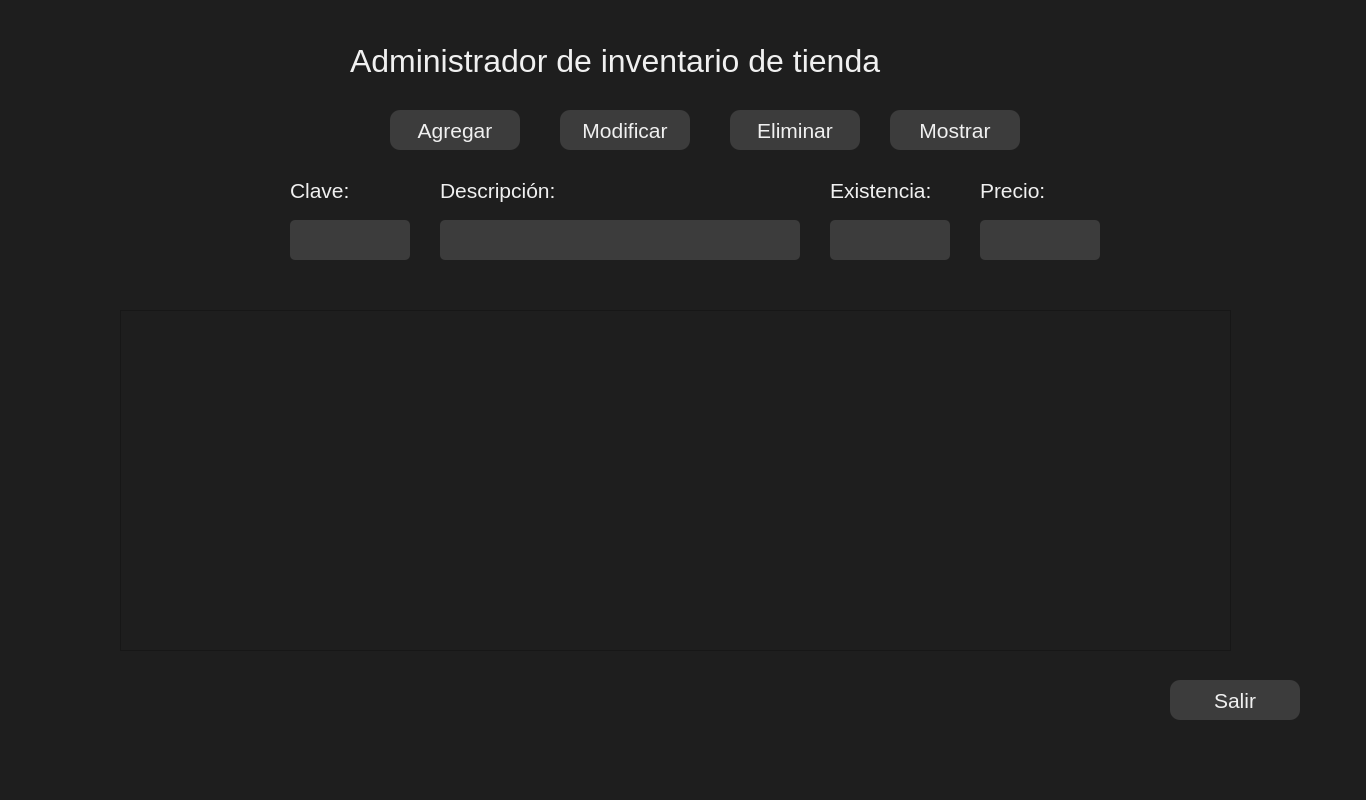
SantRR/devapp_proyecto, file UI/main.ui: the form before one commit.
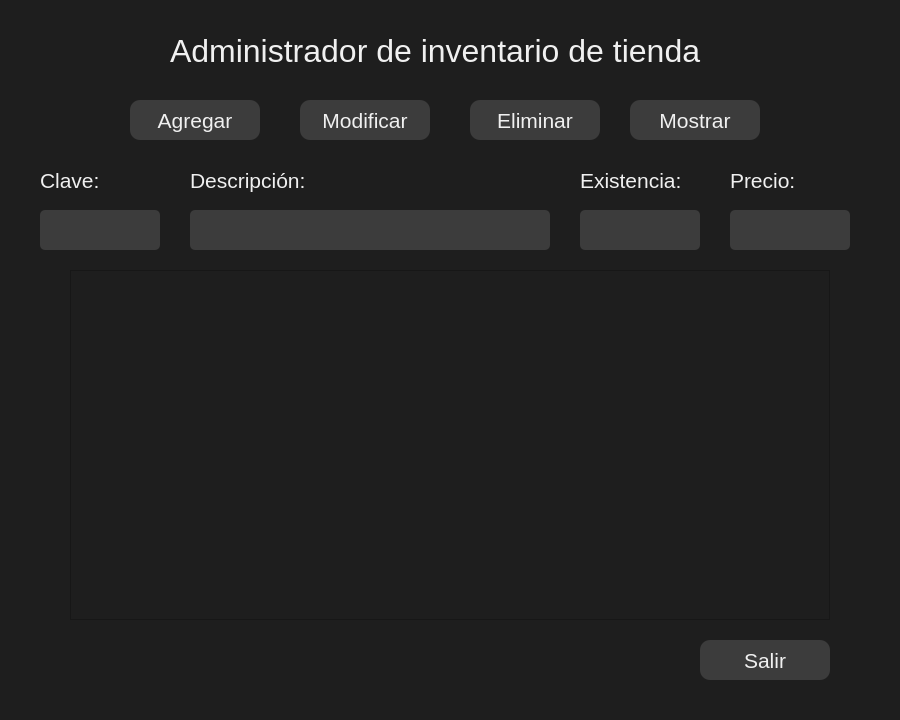
The form after the commit.

The edit to the form file:
```diff
--- a/UI/main.ui
+++ b/UI/main.ui
@@ -6,8 +6,8 @@
    <rect>
     <x>0</x>
     <y>0</y>
-    <width>1366</width>
-    <height>800</height>
+    <width>900</width>
+    <height>720</height>
    </rect>
   </property>
   <property name="windowTitle">
@@ -20,9 +20,9 @@
    <widget class="QLabel" name="lbl_titulo">
     <property name="geometry">
      <rect>
-      <x>350</x>
-      <y>30</y>
-      <width>681</width>
+      <x>170</x>
+      <y>20</y>
+      <width>551</width>
       <height>61</height>
      </rect>
     </property>
@@ -45,8 +45,8 @@
    <widget class="QPushButton" name="btn_agregar">
     <property name="geometry">
      <rect>
-      <x>390</x>
-      <y>110</y>
+      <x>130</x>
+      <y>100</y>
       <width>130</width>
       <height>40</height>
      </rect>
@@ -75,8 +75,8 @@
    <widget class="QLabel" name="lbl_clave">
     <property name="geometry">
      <rect>
-      <x>290</x>
-      <y>170</y>
+      <x>40</x>
+      <y>160</y>
       <width>120</width>
       <height>40</height>
      </rect>
@@ -100,8 +100,8 @@
     </property>
     <property name="geometry">
      <rect>
-      <x>440</x>
-      <y>220</y>
+      <x>190</x>
+      <y>210</y>
       <width>360</width>
       <height>40</height>
      </rect>
@@ -121,7 +121,7 @@
 border-radius: 5px;</string>
     </property>
     <property name="alignment">
-     <set>Qt::AlignLeading|Qt::AlignLeft|Qt::AlignTop</set>
+     <set>Qt::AlignLeading|Qt::AlignLeft|Qt::AlignVCenter</set>
     </property>
    </widget>
    <widget class="QLineEdit" name="txt_clave">
@@ -130,8 +130,8 @@
     </property>
     <property name="geometry">
      <rect>
-      <x>290</x>
-      <y>220</y>
+      <x>40</x>
+      <y>210</y>
       <width>120</width>
       <height>40</height>
      </rect>
@@ -157,8 +157,8 @@
     </property>
     <property name="geometry">
      <rect>
-      <x>830</x>
-      <y>220</y>
+      <x>580</x>
+      <y>210</y>
       <width>120</width>
       <height>40</height>
      </rect>
@@ -184,8 +184,8 @@
     </property>
     <property name="geometry">
      <rect>
-      <x>980</x>
-      <y>220</y>
+      <x>730</x>
+      <y>210</y>
       <width>120</width>
       <height>40</height>
      </rect>
@@ -208,8 +208,8 @@
    <widget class="QLabel" name="lbl_descripcion">
     <property name="geometry">
      <rect>
-      <x>440</x>
-      <y>170</y>
+      <x>190</x>
+      <y>160</y>
       <width>161</width>
       <height>40</height>
      </rect>
@@ -230,8 +230,8 @@
    <widget class="QLabel" name="lbl_existencia">
     <property name="geometry">
      <rect>
-      <x>830</x>
-      <y>170</y>
+      <x>580</x>
+      <y>160</y>
       <width>120</width>
       <height>40</height>
      </rect>
@@ -252,8 +252,8 @@
    <widget class="QLabel" name="lbl_precio">
     <property name="geometry">
      <rect>
-      <x>980</x>
-      <y>170</y>
+      <x>730</x>
+      <y>160</y>
       <width>120</width>
       <height>40</height>
      </rect>
@@ -274,8 +274,8 @@
    <widget class="QPushButton" name="btn_modificar">
     <property name="geometry">
      <rect>
-      <x>560</x>
-      <y>110</y>
+      <x>300</x>
+      <y>100</y>
       <width>130</width>
       <height>40</height>
      </rect>
@@ -304,8 +304,8 @@
    <widget class="QPushButton" name="btn_eliminar">
     <property name="geometry">
      <rect>
-      <x>730</x>
-      <y>110</y>
+      <x>470</x>
+      <y>100</y>
       <width>130</width>
       <height>40</height>
      </rect>
@@ -334,8 +334,8 @@
    <widget class="QPushButton" name="btn_mostrar">
     <property name="geometry">
      <rect>
-      <x>890</x>
-      <y>110</y>
+      <x>630</x>
+      <y>100</y>
       <width>130</width>
       <height>40</height>
      </rect>
@@ -361,21 +361,11 @@
      <string>Mostrar</string>
     </property>
    </widget>
-   <widget class="QTableWidget" name="tableWidget">
-    <property name="geometry">
-     <rect>
-      <x>120</x>
-      <y>310</y>
-      <width>1111</width>
-      <height>341</height>
-     </rect>
-    </property>
-   </widget>
    <widget class="QPushButton" name="btn_salir">
     <property name="geometry">
      <rect>
-      <x>1170</x>
-      <y>680</y>
+      <x>700</x>
+      <y>640</y>
       <width>130</width>
       <height>40</height>
      </rect>
@@ -401,14 +391,27 @@
      <string>Salir</string>
     </property>
    </widget>
+   <widget class="QTableView" name="tbl_mostrar_productos">
+    <property name="geometry">
+     <rect>
+      <x>70</x>
+      <y>270</y>
+      <width>760</width>
+      <height>350</height>
+     </rect>
+    </property>
+    <property name="sizeAdjustPolicy">
+     <enum>QAbstractScrollArea::AdjustToContentsOnFirstShow</enum>
+    </property>
+   </widget>
   </widget>
   <widget class="QMenuBar" name="menubar">
    <property name="geometry">
     <rect>
      <x>0</x>
      <y>0</y>
-     <width>1366</width>
-     <height>26</height>
+     <width>900</width>
+     <height>20</height>
     </rect>
    </property>
   </widget>
```
